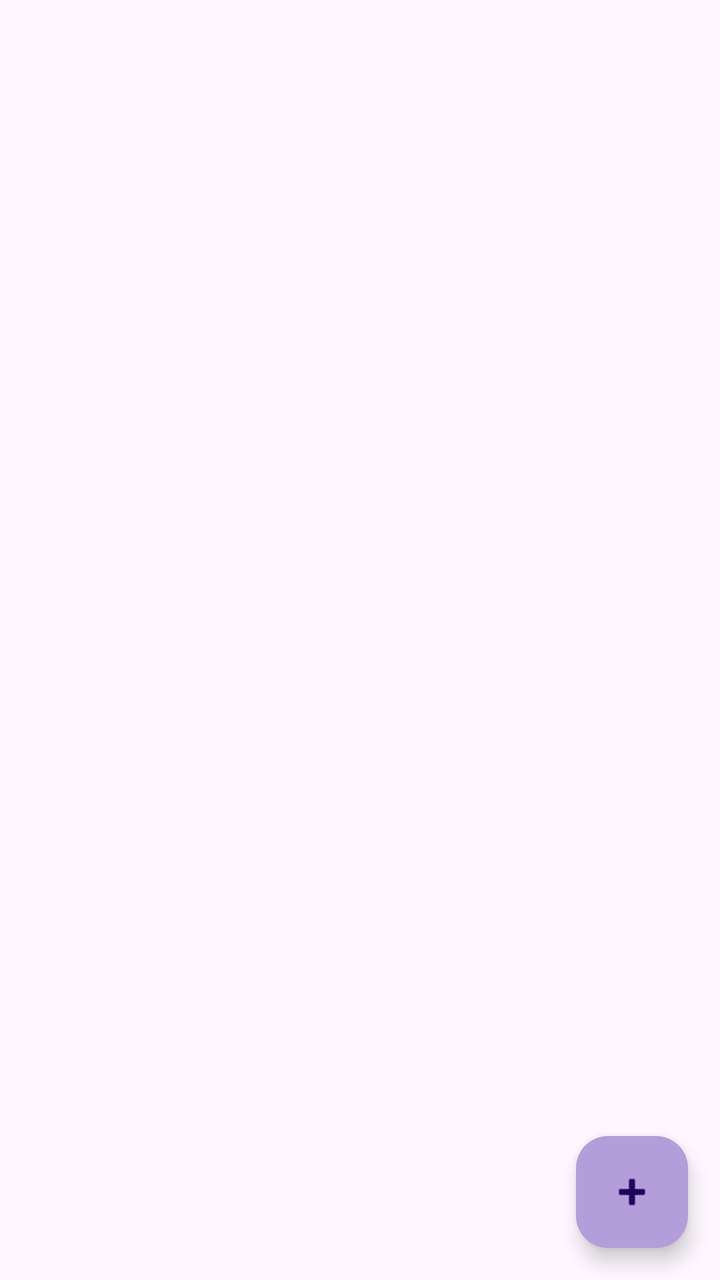
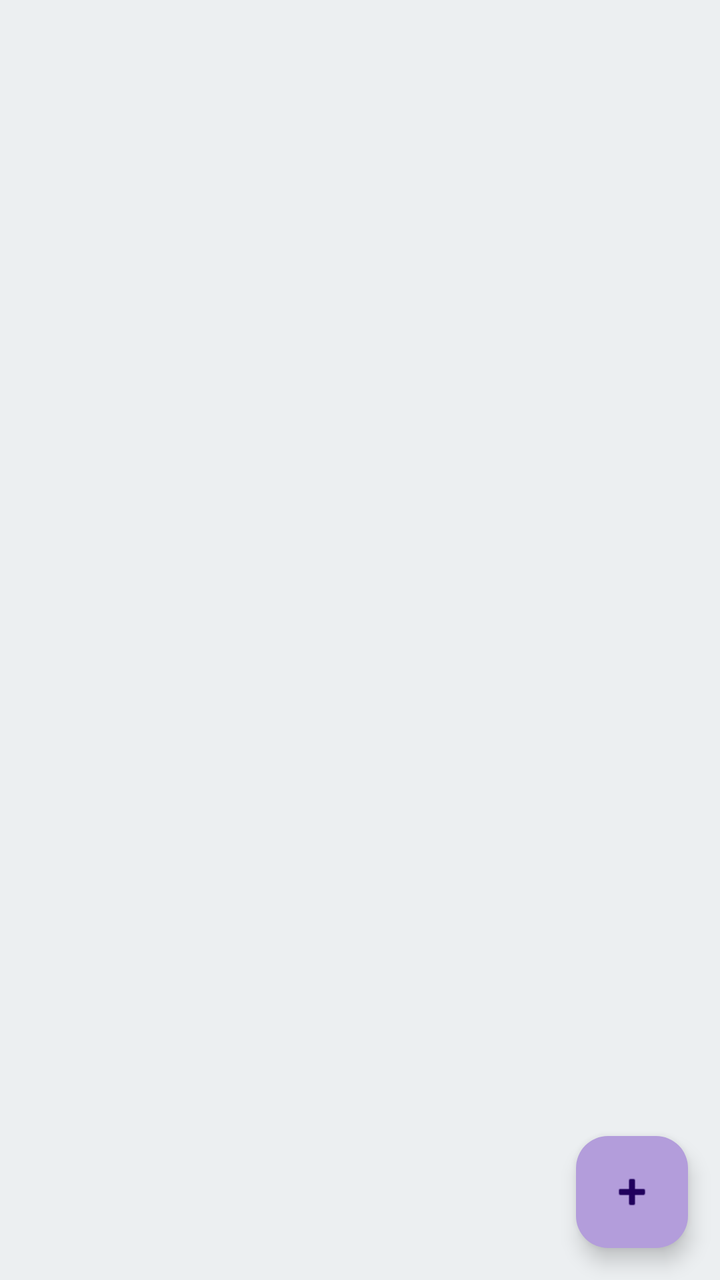

Two renders of the same Android screen: before a commit and after it. Below are the layout's source before the change and the commit's diff.
<!-- AndroidManifest.xml: application theme Theme.ListaDeContatos -->
<!-- res/layout/activity_main.xml -->
<?xml version="1.0" encoding="utf-8"?>
<androidx.constraintlayout.widget.ConstraintLayout xmlns:android="http://schemas.android.com/apk/res/android"
    xmlns:app="http://schemas.android.com/apk/res-auto"
    xmlns:tools="http://schemas.android.com/tools"
    android:layout_width="match_parent"
    android:layout_height="match_parent"
    tools:context=".MainActivity"
    android:backgroundTint="@color/blueGrey_50">

    <androidx.recyclerview.widget.RecyclerView
        android:id="@+id/recyclerViewContatos"
        android:layout_width="match_parent"
        android:layout_height="0dp"
        android:layout_margin="16dp"
        app:layout_constraintTop_toTopOf="parent"
        app:layout_constraintBottom_toTopOf="@id/fabAddContato" />

    <com.google.android.material.floatingactionbutton.FloatingActionButton
        android:id="@+id/fabAddContato"
        android:layout_width="wrap_content"
        android:layout_height="wrap_content"
        android:src="@android:drawable/ic_input_add"
        android:backgroundTint="@color/purple_200"
        app:layout_constraintBottom_toBottomOf="parent"
        app:layout_constraintEnd_toEndOf="parent"
        android:layout_margin="16dp"/>

</androidx.constraintlayout.widget.ConstraintLayout>
<!-- resources referenced by this layout -->
<resources>
  <color name="blueGrey_50">#ECEFF1</color>
  <color name="purple_200">#B39DDB</color>
  <style name="Theme.ListaDeContatos" parent="Base.Theme.ListaDeContatos" />
  <style name="Base.Theme.ListaDeContatos" parent="Theme.Material3.DayNight.NoActionBar">
          
          
      </style>
</resources>

<!-- the commit's change to res/layout/activity_main.xml (unified diff, before → after) -->
@@ -4,6 +4,7 @@
     xmlns:tools="http://schemas.android.com/tools"
     android:layout_width="match_parent"
     android:layout_height="match_parent"
+    android:background="@color/blueGrey_50"
     tools:context=".MainActivity"
     android:backgroundTint="@color/blueGrey_50">
 
